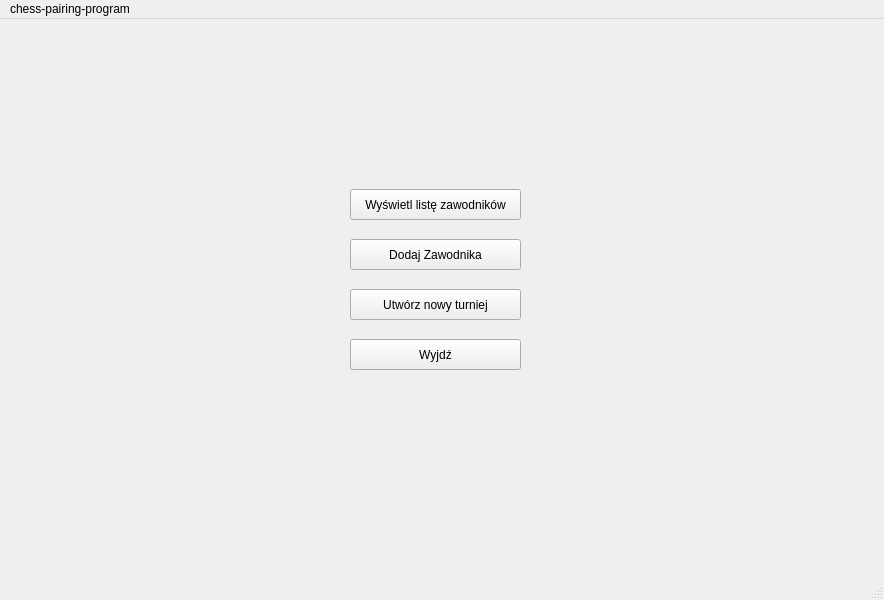
szachiszta/chess-pairing-program, file chess_pairing_program/mainwindow.ui: the form before one commit.
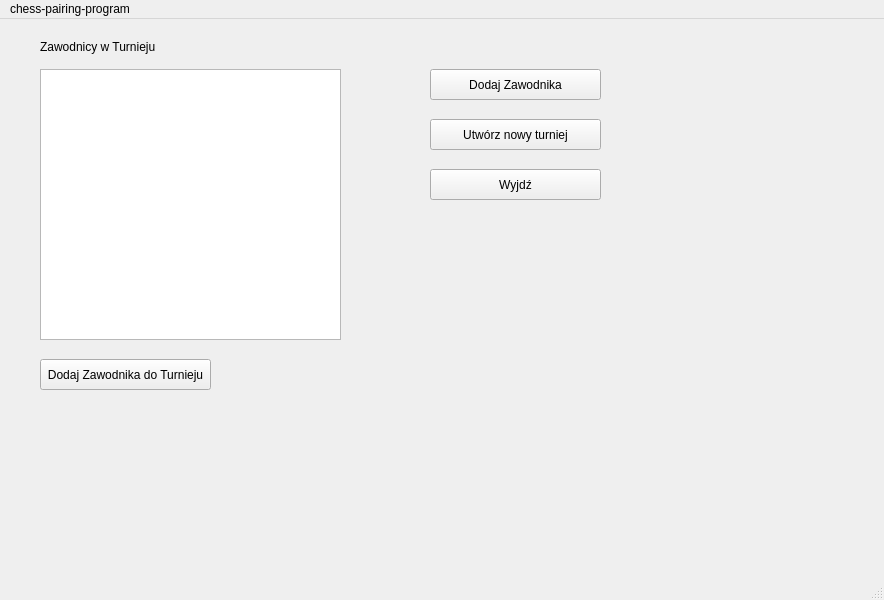
The form after the commit.

Diff of the .ui file:
```diff
--- a/chess_pairing_program/mainwindow.ui
+++ b/chess_pairing_program/mainwindow.ui
@@ -17,8 +17,8 @@
    <widget class="QPushButton" name="pushButton">
     <property name="geometry">
      <rect>
-      <x>350</x>
-      <y>220</y>
+      <x>430</x>
+      <y>50</y>
       <width>171</width>
       <height>31</height>
      </rect>
@@ -30,8 +30,8 @@
    <widget class="QPushButton" name="pushButton_2">
     <property name="geometry">
      <rect>
-      <x>350</x>
-      <y>270</y>
+      <x>430</x>
+      <y>100</y>
       <width>171</width>
       <height>31</height>
      </rect>
@@ -43,8 +43,8 @@
    <widget class="QPushButton" name="pushButton_3">
     <property name="geometry">
      <rect>
-      <x>350</x>
-      <y>320</y>
+      <x>430</x>
+      <y>150</y>
       <width>171</width>
       <height>31</height>
      </rect>
@@ -56,14 +56,37 @@
    <widget class="QPushButton" name="pushButton_4">
     <property name="geometry">
      <rect>
-      <x>350</x>
-      <y>170</y>
+      <x>40</x>
+      <y>340</y>
       <width>171</width>
       <height>31</height>
      </rect>
     </property>
     <property name="text">
-     <string>Wyświetl listę zawodników</string>
+     <string>Dodaj Zawodnika do Turnieju</string>
+    </property>
+   </widget>
+   <widget class="QTableView" name="tableView">
+    <property name="geometry">
+     <rect>
+      <x>40</x>
+      <y>50</y>
+      <width>301</width>
+      <height>271</height>
+     </rect>
+    </property>
+   </widget>
+   <widget class="QLabel" name="label">
+    <property name="geometry">
+     <rect>
+      <x>40</x>
+      <y>20</y>
+      <width>271</width>
+      <height>16</height>
+     </rect>
+    </property>
+    <property name="text">
+     <string>Zawodnicy w Turnieju</string>
     </property>
    </widget>
   </widget>
```
